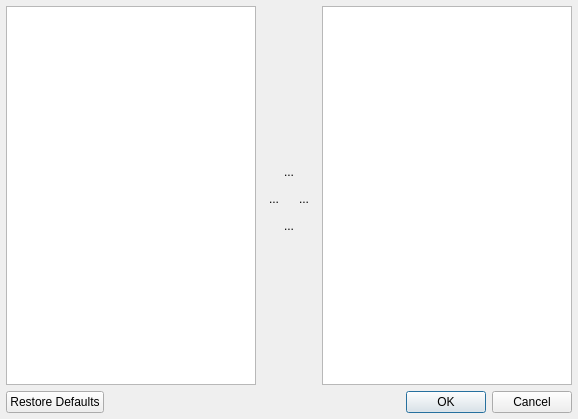
Old version of the form qmmp/src/plugins/Ui/qsui/forms/qsuistatusbareditor.ui in the repository prinsbert/qmmp-dev.
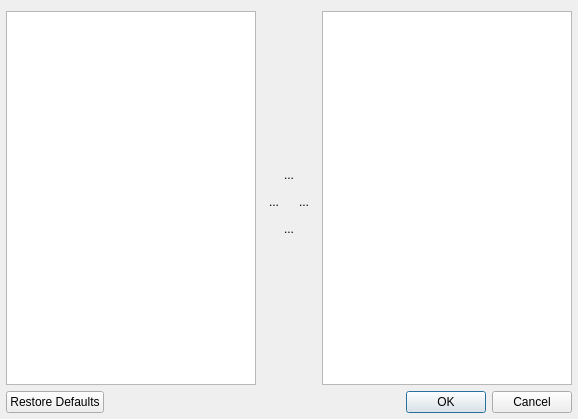
New version of the form.

```diff
--- a/qmmp/src/plugins/Ui/qsui/forms/qsuistatusbareditor.ui
+++ b/qmmp/src/plugins/Ui/qsui/forms/qsuistatusbareditor.ui
@@ -17,9 +17,6 @@
    <property name="leftMargin">
     <number>6</number>
    </property>
-   <property name="topMargin">
-    <number>6</number>
-   </property>
    <property name="rightMargin">
     <number>6</number>
    </property>
```
